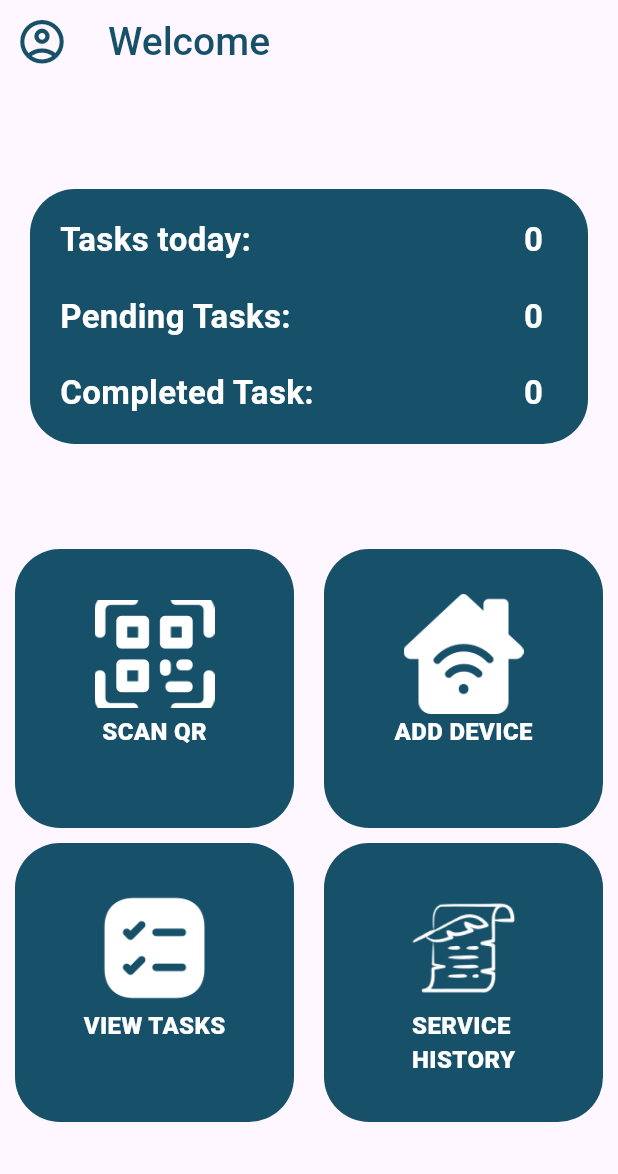
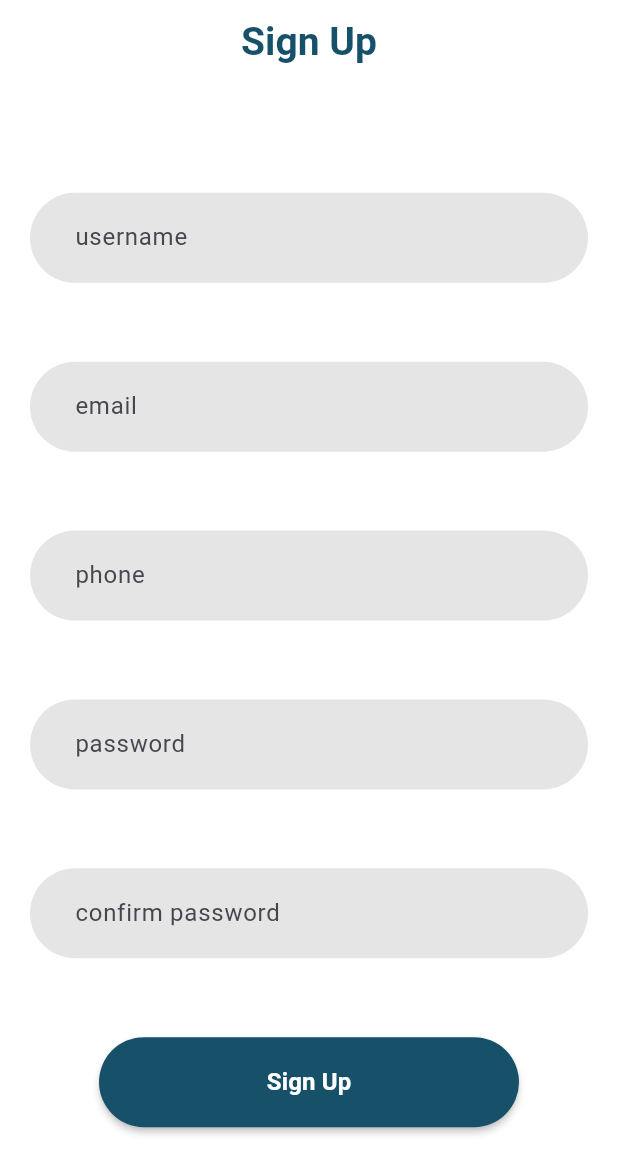
Before and after one commit to Varun-K34/TechQRMaintance, a Flutter app: the screen it shows after launch, on a phone screen of 412 x 824 dp. Shown: the top 1174 px of the screen. Run offline on Flutter 3.47's test engine with Material 3 defaults, Android fonts, the light colour scheme and no system bars.

Commit message:
SignUp page UI

```diff
--- a/lib/Screens/home/home.dart
+++ b/lib/Screens/home/home.dart
@@ -1,6 +1,8 @@
-import 'dart:developer';
+
 
 import 'package:flutter/material.dart';
+import 'package:techqrmaintance/Screens/home/widgets/grid_button.dart';
+import 'package:techqrmaintance/Screens/home/widgets/task_summary.dart';
 
 class Home extends StatelessWidget {
   final List gridList = [
@@ -97,98 +99,3 @@ class Home extends StatelessWidget {
     );
   }
 }
-
-class GridContainerButton extends StatelessWidget {
-  final String title;
-  final String imagePath;
-
-  const GridContainerButton({
-    super.key,
-    required this.title,
-    required this.imagePath,
-  });
-
-  @override
-  Widget build(BuildContext context) {
-    return GestureDetector(
-      onTap: () {
-        switch (title) {
-          case "SCAN QR":
-            log("scan qr");
-            break;
-
-          case "ADD DEVICE":
-            log("ADD DEVICE");
-            break;
-
-          case "VIEW TASKS":
-            log("VIEW TASKS");
-            break;
-
-          case "SERVICE\nHISTORY":
-            log("SERVICE HISTORY");
-            break;
-          default:
-        }
-      },
-      child: Container(
-        height: 17,
-        width: 17,
-        padding: EdgeInsets.only(top: 30),
-        decoration: BoxDecoration(
-            borderRadius: BorderRadius.circular(30), color: Color(0xff165069)),
-        child: Column(
-          children: [
-            Container(
-              height: 80,
-              width: 80,
-              decoration: BoxDecoration(
-                  image: DecorationImage(image: AssetImage(imagePath))),
-            ),
-            Text(
-              title,
-              overflow: TextOverflow.ellipsis,
-              style: TextStyle(
-                  color: Colors.white,
-                  fontWeight: FontWeight.w900,
-                  fontSize: 16),
-            ),
-          ],
-        ),
-      ),
-    );
-  }
-}
-
-class ContainerTextRow extends StatelessWidget {
-  final String title;
-  final String value;
-  const ContainerTextRow({
-    super.key,
-    required this.title,
-    required this.value,
-  });
-
-  @override
-  Widget build(BuildContext context) {
-    return Row(
-      mainAxisAlignment: MainAxisAlignment.spaceBetween,
-      children: [
-        Text(
-          title,
-          style: TextStyle(
-            color: Colors.white,
-            fontSize: 22,
-            fontWeight: FontWeight.bold,
-          ),
-        ),
-        Text(value,
-            style: TextStyle(
-              color: Colors.white,
-              fontSize: 22,
-              fontWeight: FontWeight.bold,
-            ))
-      ],
-    );
-  }
-}
--- /dev/null
+++ b/lib/Screens/home/widgets/grid_button.dart
@@ -0,0 +1,61 @@
+import 'dart:math';
+
+import 'package:flutter/material.dart';
+
+class GridContainerButton extends StatelessWidget {
+  final String title;
+  final String imagePath;
+
+  const GridContainerButton({
+    super.key,
+    required this.title,
+    required this.imagePath,
+  });
+
+  @override
+  Widget build(BuildContext context) {
+    return GestureDetector(
+      onTap: () {
+        switch (title) {
+          case "SCAN QR":
+            break;
+
+          case "ADD DEVICE":
+            break;
+
+          case "VIEW TASKS":
+            break;
+
+          case "SERVICE\nHISTORY":
+            break;
+          default:
+        }
+      },
+      child: Container(
+        height: 17,
+        width: 17,
+        padding: EdgeInsets.only(top: 30),
+        decoration: BoxDecoration(
+            borderRadius: BorderRadius.circular(30), color: Color(0xff165069)),
+        child: Column(
+          children: [
+            Container(
+              height: 80,
+              width: 80,
+              decoration: BoxDecoration(
+                  image: DecorationImage(image: AssetImage(imagePath))),
+            ),
+            Text(
+              title,
+              overflow: TextOverflow.ellipsis,
+              style: TextStyle(
+                  color: Colors.white,
+                  fontWeight: FontWeight.w900,
+                  fontSize: 16),
+            ),
+          ],
+        ),
+      ),
+    );
+  }
+}
--- /dev/null
+++ b/lib/Screens/home/widgets/task_summary.dart
@@ -0,0 +1,34 @@
+import 'package:flutter/material.dart';
+
+class ContainerTextRow extends StatelessWidget {
+  final String title;
+  final String value;
+  const ContainerTextRow({
+    super.key,
+    required this.title,
+    required this.value,
+  });
+
+  @override
+  Widget build(BuildContext context) {
+    return Row(
+      mainAxisAlignment: MainAxisAlignment.spaceBetween,
+      children: [
+        Text(
+          title,
+          style: TextStyle(
+            color: Colors.white,
+            fontSize: 22,
+            fontWeight: FontWeight.bold,
+          ),
+        ),
+        Text(value,
+            style: TextStyle(
+              color: Colors.white,
+              fontSize: 22,
+              fontWeight: FontWeight.bold,
+            ))
+      ],
+    );
+  }
+}
--- /dev/null
+++ b/lib/Screens/signup_screen.dart
@@ -0,0 +1,47 @@
+import 'package:flutter/material.dart';
+import 'package:techqrmaintance/Screens/Widgets/custom_button.dart';
+import 'package:techqrmaintance/Screens/Widgets/custom_textfield.dart';
+
+class SignupScreen extends StatelessWidget {
+  const SignupScreen({super.key});
+
+  @override
+  Widget build(BuildContext context) {
+    return Scaffold(
+      backgroundColor: Color(0xffFFFFFF),
+      appBar: AppBar(
+        centerTitle: true,
+        automaticallyImplyLeading: true,
+        title: Text(
+          "Sign Up",
+          style: TextStyle(
+            color: Color(0xff165069),
+            fontSize: 26,
+            fontWeight: FontWeight.w600,
+          ),
+        ),
+        backgroundColor: Colors.white,
+      ),
+      body: Column(
+        mainAxisAlignment: MainAxisAlignment.spaceBetween,
+        children: [
+          SizedBox(
+            height: 20,
+          ),
+          CustomTextField(hintText: "username"),
+          CustomTextField(hintText: "email"),
+          CustomTextField(hintText: "phone"),
+          CustomTextField(hintText: "password"),
+          CustomTextField(hintText: "confirm password"),
+          CustomMaterialButton(
+            text: "Sign Up",
+            onPressed: () {},
+          ),
+          SizedBox(
+            height: 20,
+          ),
+        ],
+      ),
+    );
+  }
+}
--- a/lib/main.dart
+++ b/lib/main.dart
@@ -1,3 +1,5 @@
+import 'package:techqrmaintance/Screens/signup_screen.dart';
+
 import 'Screens/login_screen.dart';
 import 'package:flutter/material.dart';
 import 'package:techqrmaintance/Screens/home/home.dart';
@@ -20,6 +22,6 @@ class MyApp extends StatelessWidget {
           colorScheme: ColorScheme.fromSeed(seedColor: Colors.deepPurple),
           useMaterial3: true,
         ),
-        home:  Home());
+        home:  SignupScreen());
   }
 }
```
